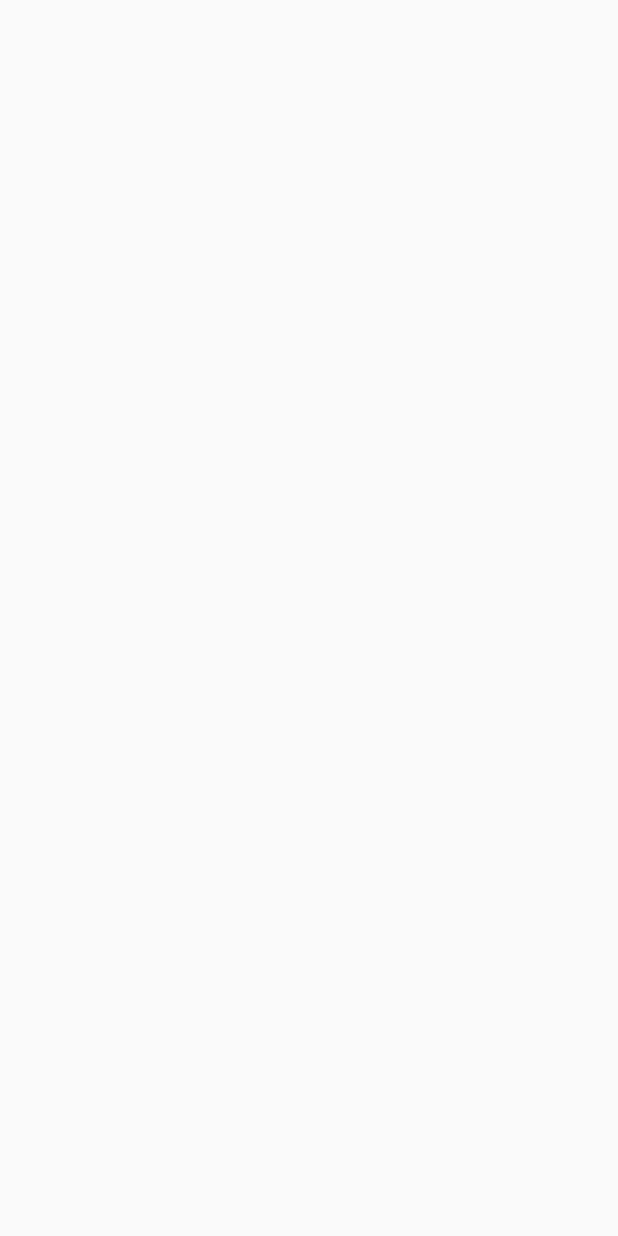
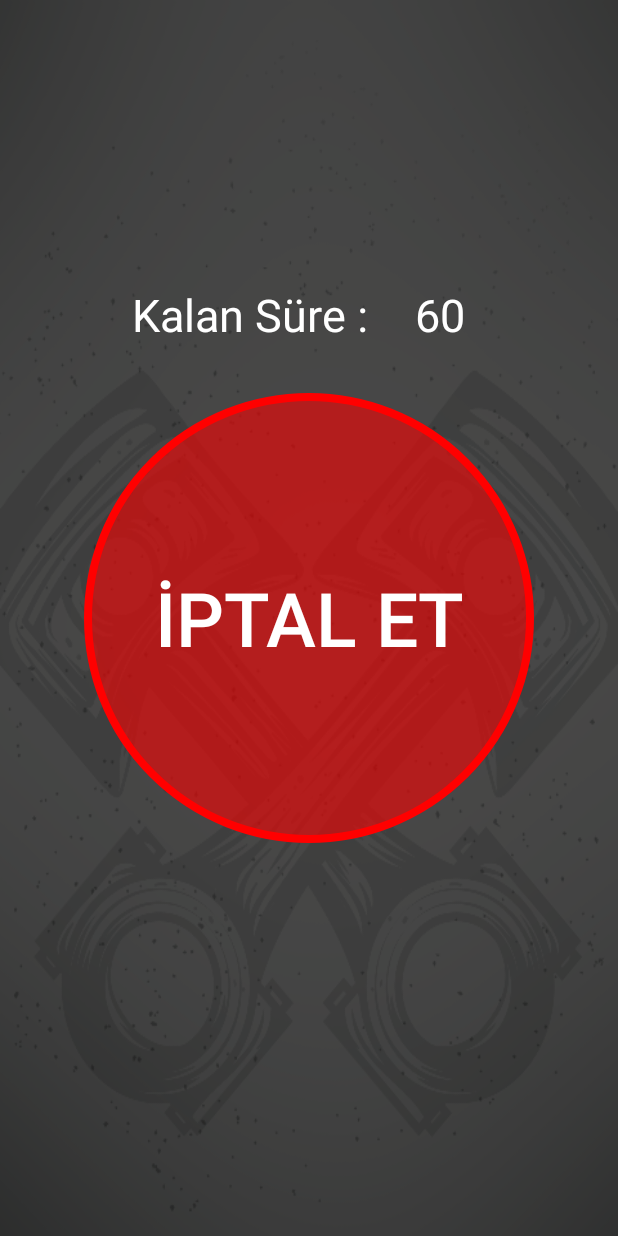
Before and after one commit to nuelvo/MotoEtkinlik, an Android app: the AcilDurumActivity screen opened directly, with no data from a screen before it, on a phone screen of 412 x 824 dp. Before the commit the screen is empty. Run offline under Robolectric (Android 15) with nearby library versions, the phone set to English and light mode, and no system bars.

```diff
--- /dev/null
+++ b/app/src/main/res/drawable/iptal_et_button_style.xml
@@ -0,0 +1,10 @@
+<?xml version="1.0" encoding="utf-8"?>
+<selector xmlns:android="http://schemas.android.com/apk/res/android">
+    <item>
+        <shape android:shape="oval">
+            <stroke android:color="#ff0000" android:width="5dp" />
+            <solid android:color="#96ff0000"/>
+            <size android:width="150dp" android:height="150dp"/>
+        </shape>
+    </item>
+</selector>
--- a/app/src/main/res/layout/activity_acil_durum.xml
+++ b/app/src/main/res/layout/activity_acil_durum.xml
@@ -4,6 +4,48 @@
     xmlns:tools="http://schemas.android.com/tools"
     android:layout_width="match_parent"
     android:layout_height="match_parent"
+    android:background="@drawable/backgrmotoetkinlik"
     tools:context=".view.AcilDurumActivity">
 
+
+    <Button
+        android:id="@+id/btnAcilDurum"
+        android:layout_width="300dp"
+        android:layout_height="300dp"
+        android:layout_marginBottom="8dp"
+        android:layout_marginEnd="8dp"
+        android:layout_marginStart="8dp"
+        android:layout_marginTop="8dp"
+        android:background="@drawable/iptal_et_button_style"
+        android:text="İptal ET"
+        android:textSize="50sp"
+        android:textColor="#FFF"
+        app:layout_constraintBottom_toBottomOf="parent"
+        app:layout_constraintEnd_toEndOf="parent"
+        app:layout_constraintStart_toStartOf="parent"
+        app:layout_constraintTop_toTopOf="parent" />
+
+    <TextView
+        android:id="@+id/txtView15"
+        android:layout_width="wrap_content"
+        android:layout_height="wrap_content"
+        android:layout_marginBottom="32dp"
+        android:layout_marginStart="32dp"
+        android:text="Kalan Süre : "
+
+        android:textColor="#FFF"
+        android:textSize="30sp"
+        app:layout_constraintBottom_toTopOf="@+id/btnAcilDurum"
+        app:layout_constraintStart_toStartOf="@+id/btnAcilDurum" />
+
+    <TextView
+        android:id="@+id/txtViewKalanSure"
+        android:layout_width="wrap_content"
+        android:layout_height="wrap_content"
+        android:layout_marginStart="24dp"
+        android:text="60"
+        android:textColor="#FFF"
+        android:textSize="30sp"
+        app:layout_constraintStart_toEndOf="@+id/txtView15"
+        app:layout_constraintTop_toTopOf="@+id/txtView15" />
 </android.support.constraint.ConstraintLayout>
--- a/app/src/main/res/layout/activity_ana_menu.xml
+++ b/app/src/main/res/layout/activity_ana_menu.xml
@@ -65,12 +65,12 @@
         app:layout_constraintTop_toBottomOf="@+id/btnCihazaBaglan" />
 
     <TextView
-        android:id="@+id/textView4"
+        android:id="@+id/txtBaglanti"
         android:layout_width="wrap_content"
         android:layout_height="wrap_content"
         android:layout_marginEnd="8dp"
         android:text="Bağlı Değil"
-        android:textColor="#FF0000"
+        android:textColor="#FFF"
         app:layout_constraintEnd_toEndOf="@+id/btnCihazaBaglan"
         app:layout_constraintTop_toTopOf="@+id/textView2" />
 
```
Also changed, not shown: app/src/main/java/com/example/demo/motoetkinlik/view/AnaMenuActivity.java (+51 -0 lines), app/src/main/res/drawable/side_nav_bar.xml (deleted, +0 -9 lines).
